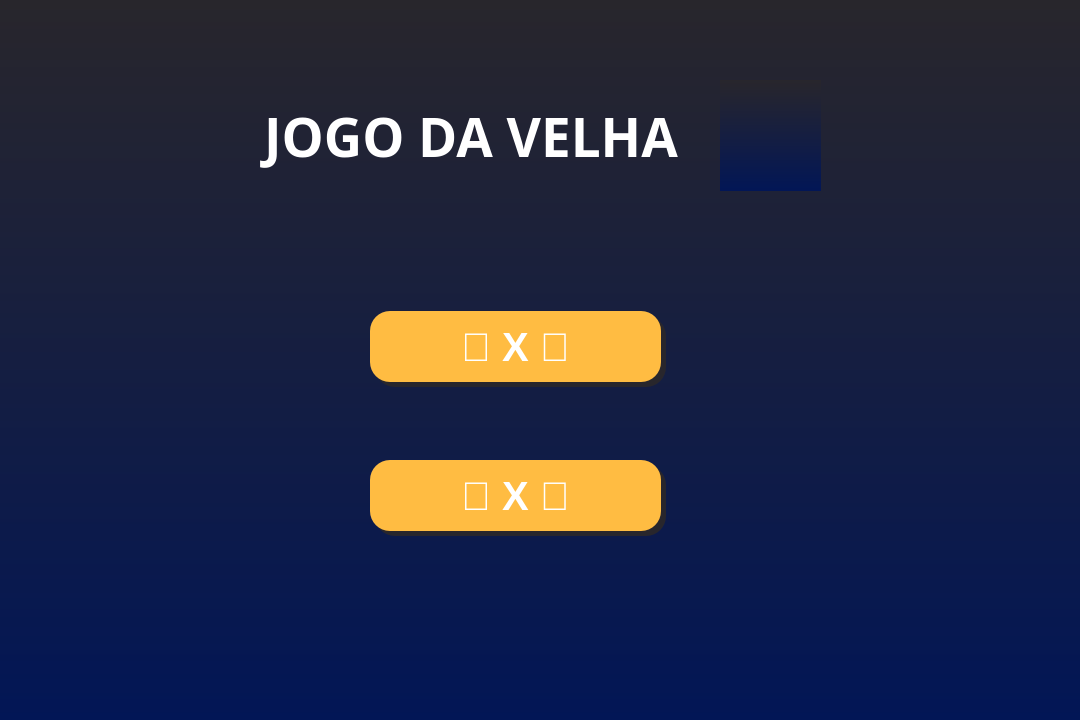
Before: the Qt Designer form Looby.ui in PabloBezerra/Primeiro-game, drawn with Qt 5.
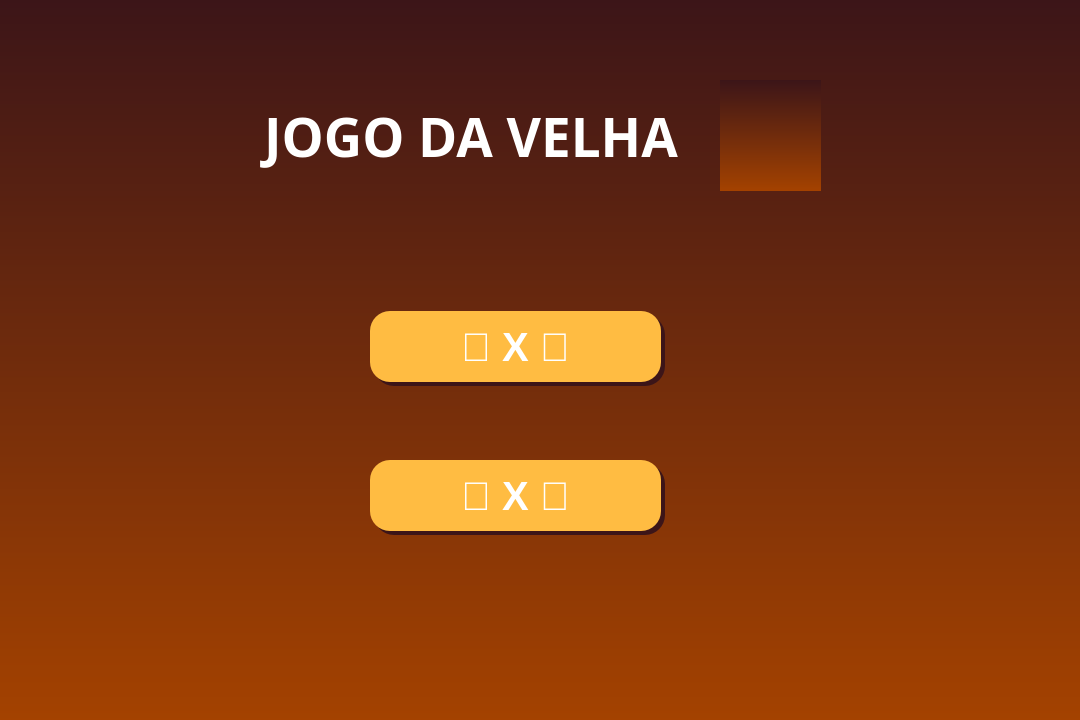
After: the same form once the commit is applied. Icons and pictures are not drawn.

Diff of the .ui file:
```diff
--- a/Looby.ui
+++ b/Looby.ui
@@ -14,7 +14,7 @@
    <string>Lobby</string>
   </property>
   <property name="styleSheet">
-   <string notr="true">background-color: qlineargradient(spread:pad, x1:1, y1:1, x2:1, y2:0, stop:0 rgba(2, 22, 86, 255), stop:1 rgba(40, 38, 44, 255));</string>
+   <string notr="true">background-color: qlineargradient(spread:pad, x1:1, y1:1, x2:1, y2:0, stop:0 rgba(164, 66, 0, 255), stop:1 rgba(60, 21, 24, 255));</string>
   </property>
   <widget class="QWidget" name="centralwidget">
    <widget class="QLabel" name="label">
@@ -117,14 +117,14 @@
    <widget class="QLabel" name="label_3">
     <property name="geometry">
      <rect>
-      <x>375</x>
-      <y>316</y>
+      <x>374</x>
+      <y>315</y>
       <width>291</width>
       <height>71</height>
      </rect>
     </property>
     <property name="styleSheet">
-     <string notr="true">background-color: rgb(40, 38, 44);
+     <string notr="true">background-color: rgb(60, 21, 24);
 border-radius: 20px;</string>
     </property>
     <property name="text">
@@ -134,14 +134,14 @@
    <widget class="QLabel" name="label_4">
     <property name="geometry">
      <rect>
-      <x>375</x>
-      <y>465</y>
+      <x>374</x>
+      <y>464</y>
       <width>291</width>
       <height>71</height>
      </rect>
     </property>
     <property name="styleSheet">
-     <string notr="true">background-color: rgb(40, 38, 44);
+     <string notr="true">background-color: rgb(60, 21, 24);
 border-radius: 20px;</string>
     </property>
     <property name="text">
```
Left out of the diff: 6 changed lines with no effect on the pictures.
